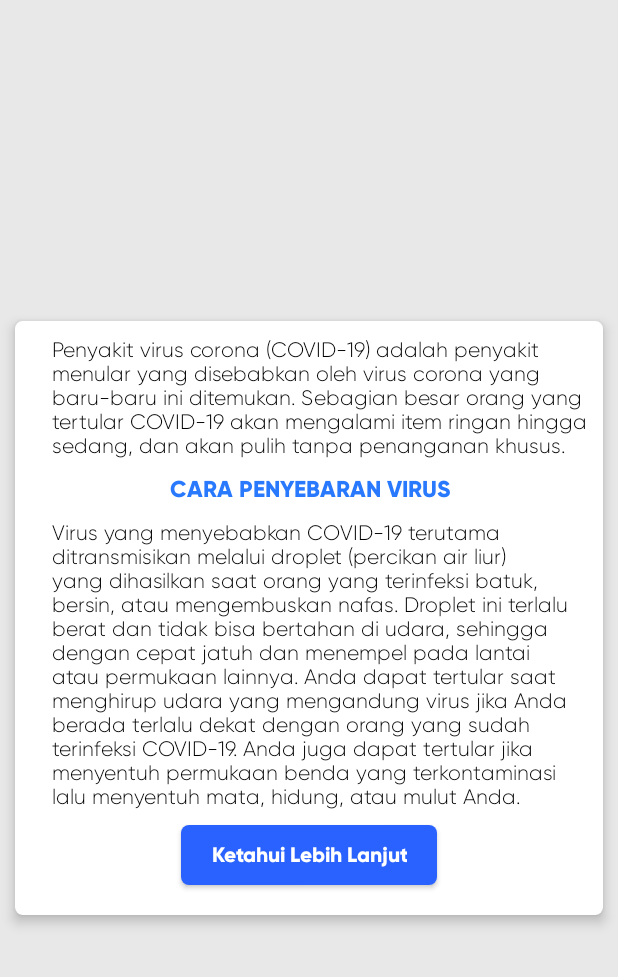
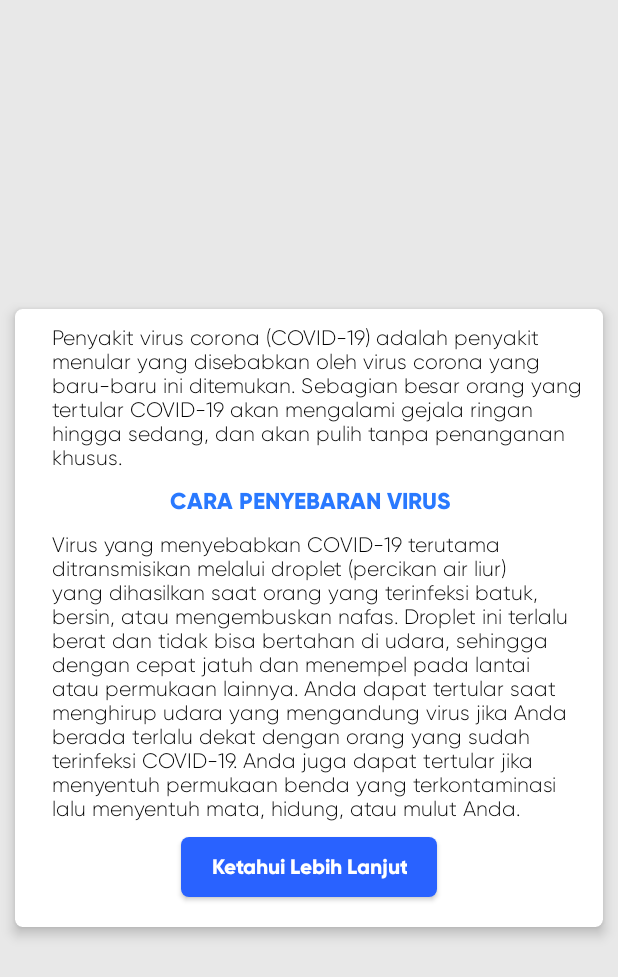
Before and after one commit to alfaizsry/NewYouApp, an Android app: the MainActivity screen opened directly, with no data from a screen before it, after a tap on "INFO SELENGKAPNYA", on a phone screen of 412 x 824 dp. Shown: the top 977 px of the screen. Run offline under Robolectric (Android 15) with nearby library versions, the phone set to English and light mode, and no system bars; our stand-ins replace Volley; libraries missing offline, so code that uses them is left out: splitties.activities.start; network calls fail.

Commit message:
fixing some typos and stuffs

```diff
--- a/app/src/main/java/com/alfaiz/app/newyou/MainActivity.kt
+++ b/app/src/main/java/com/alfaiz/app/newyou/MainActivity.kt
@@ -101,14 +101,14 @@ class MainActivity : AppCompatActivity() {
         val stringRequest = StringRequest(
                 Request.Method.GET,
                 url,
-                Response.Listener<String>{
+            {
                 var jsonObject = JSONObject(it.toString())
 
                 txtKasus.text = jsonObject.getString("cases")
                 txtSembuh.text = jsonObject.getString("recovered")
                 txtMeninggal.text = jsonObject.getString("deaths")
             },
-                Response.ErrorListener {
+            {
                 Toast.makeText(this, it.toString(), Toast.LENGTH_LONG).show()
                 txtKasus.text = "_____"
                 txtSembuh.text = "_____"
--- a/app/src/main/res/values/strings.xml
+++ b/app/src/main/res/values/strings.xml
@@ -1,6 +1,6 @@
 <resources>
     <string name="app_name">NewYou</string>
-    <string name="about_covid">Penyakit virus corona (COVID-19) adalah penyakit menular yang disebabkan oleh virus corona yang baru-baru ini ditemukan. Sebagian besar orang yang tertular COVID-19 akan mengalami item ringan hingga sedang, dan akan pulih tanpa penanganan khusus.</string>
+    <string name="about_covid">Penyakit virus corona (COVID-19) adalah penyakit menular yang disebabkan oleh virus corona yang baru-baru ini ditemukan. Sebagian besar orang yang tertular COVID-19 akan mengalami gejala ringan hingga sedang, dan akan pulih tanpa penanganan khusus.</string>
     <string name="sample_text">Lorem Ipsum is simply dummy text of the printing and typesetting industry.</string>
     <string name="about_covid_2">Virus yang menyebabkan COVID-19 terutama ditransmisikan melalui droplet (percikan air liur) yang dihasilkan saat orang yang terinfeksi batuk, bersin, atau mengembuskan nafas. Droplet ini terlalu berat dan tidak bisa bertahan di udara, sehingga dengan cepat jatuh dan menempel pada lantai atau permukaan lainnya. Anda dapat tertular saat menghirup udara yang mengandung virus jika Anda berada terlalu dekat dengan orang yang sudah terinfeksi COVID-19. Anda juga dapat tertular jika menyentuh permukaan benda yang terkontaminasi lalu menyentuh mata, hidung, atau mulut Anda.</string>
 </resources>
--- a/build.gradle
+++ b/build.gradle
@@ -6,7 +6,7 @@ buildscript {
         jcenter()
     }
     dependencies {
-        classpath "com.android.tools.build:gradle:4.1.3"
+        classpath 'com.android.tools.build:gradle:4.2.2'
         classpath "org.jetbrains.kotlin:kotlin-gradle-plugin:$kotlin_version"
 
         // NOTE: Do not place your application dependencies here; they belong
```
Also changed, not shown: gradle/wrapper/gradle-wrapper.properties. Lines whose indentation alone changed are shown as unchanged.
